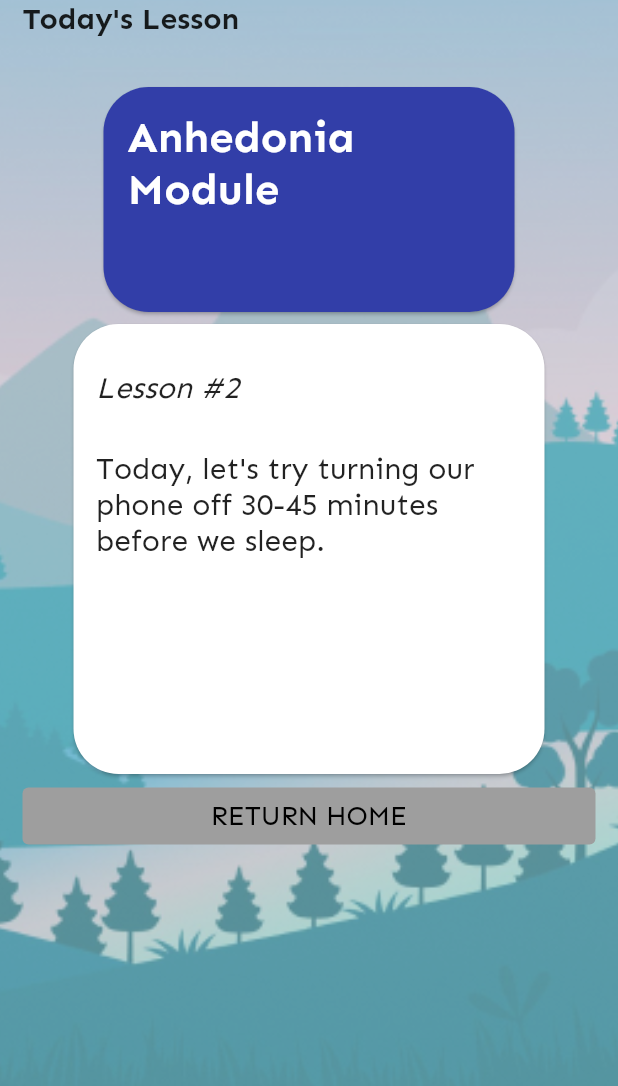
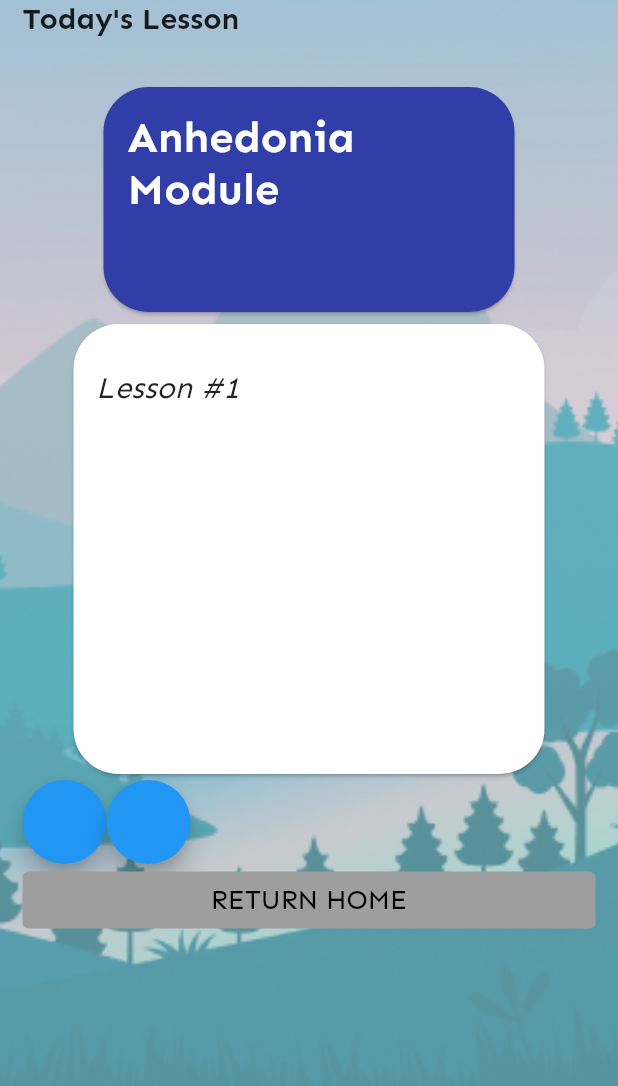
Before and after one commit to charlieblindsay/better, a Flutter app: the LessonScreen screen opened directly with empty values, on a phone screen of 412 x 824 dp, the part 132-1218 px from its top. Run offline on Flutter 3.47's test engine with Material 2 defaults, Android fonts, the phone set to English and light mode, and no system bars; our stand-ins replace firebase_core, firebase_messaging, flutter_local_notifications, flutter_spinkit, get_it, shared_preferences; accounts and stored records are empty.

Commit message:
almost finished with lesson class

```diff
--- a/lib/models/plan_brain.dart
+++ b/lib/models/plan_brain.dart
@@ -1,33 +1,43 @@
-import 'package:flutter/material.dart';
 
-List<String> symptomsList = [
-  'Anhedonia',
-  'Low mood',
-  'Low energy',
-  'Sleep',
-  'Appetite',
-  'Anxiety',
-  'Self Esteem',
-  'Loss of libido',
-  'Isolation',
-  'Physical Pain'
+
+List<Map<String, String>> symptomsList = [
+ {'symptom': 'Anhedonia', 'description': 'Lorem Ipsum is simply dummy text of the printing and typesetting industry'},
+  {'symptom': 'Low mood', 'description': 'Lorem Ipsum is simply dummy text of the printing and typesetting industry'},
+  {'symptom': 'Low energy', 'description': 'Lorem Ipsum is simply dummy text of the printing and typesetting industry'},
+  {'symptom': 'Sleep', 'description': 'Lorem Ipsum is simply dummy text of the printing and typesetting industry'},
+  {'symptom': 'Appetite', 'description': 'Lorem Ipsum is simply dummy text of the printing and typesetting industry'},
+  {'symptom': 'Anxiety', 'description': 'Lorem Ipsum is simply dummy text of the printing and typesetting industry'},
+  {'symptom': 'Self Esteem', 'description': 'Lorem Ipsum is simply dummy text of the printing and typesetting industry'},
+  {'symptom': 'Loss of libido', 'description': 'Lorem Ipsum is simply dummy text of the printing and typesetting industry'},
+  {'symptom': 'Isolation', 'description': 'Lorem Ipsum is simply dummy text of the printing and typesetting industry'},
+  {'symptom': 'Physical Pain', 'description': 'Lorem Ipsum is simply dummy text of the printing and typesetting industry'},
 ];
 
-List<String> symptomsDescriptionsList = [
-  'Lorem Ipsum is simply dummy text of the printing and typesetting industry',
-  '14 lesson course teaching you how to create sustained improved change in your mood',
-  'Lorem Ipsum is simply dummy text of the printing and typesetting industry',
-  '14 lesson course aimed at improving sleep quality and sleeping practices',
-  'Lorem Ipsum is simply dummy text of the printing and typesetting industry',
-  'Lorem Ipsum is simply dummy text of the printing and typesetting industry',
-  'Lorem Ipsum is simply dummy text of the printing and typesetting industry',
-  'Lorem Ipsum is simply dummy text of the printing and typesetting industry',
-  'Lorem Ipsum is simply dummy text of the printing and typesetting industry',
-  'Lorem Ipsum is simply dummy text of the printing and typesetting industry',
-];
-
-List<String> frequencyOptions = [
-  'Everyday',
-  'Once every 2 days',
-  'Once a fortnite'
-];
+Map<String, List<String>> lessonsLists = {
+ 'Anhedonia': ['Lorem','Lorem','Lorem',],
+ 'Low mood': ['Lorem','Lorem','Lorem',],
+ 'Low energy': ['Lorem','Lorem','Lorem',],
+ 'Sleep': [
+'The first step to improving your sleep is to understand it a little better; we recommend watching Professor Matthew Walker in this short 5 minute video that explains what the 4 stages of sleep are and how they contribute to recovery!',
+'Creating a consistent sleeping routine is an essential first step in improving sleep quality, so for the next 2 weeks: 1. Pick a regular 1 - 2 hour time window (e.g. 9 - 11pm) to go to bed (setting a “to bed” alarm can help this) 2. Choose a regular 1 - 2 hour time window (e.g. 8 - 9am) to wake up at. Make sure the windows are at least 9 hours apart, to ensure you get (at least) a full 8 hours of sleep!',
+'One of the best ways to ease yourself to sleep is by having a wind-down routine; it takes time for your brain to gradually descend into a sleep conducive state. Let’s try doing something relaxing (like read a book or meditate) for the last 30 mins before you fall asleep!',
+'Lorem Ipsum is simply dummy text of the printing and typesetting industry. Lorem Ipsum has been the industry\'s standard dummy text ever since the 1500s, when an unknown printer took a galley of type and scrambled it to make a type specimen book.',
+'Lorem Ipsum is simply dummy text of the printing and typesetting industry. Lorem Ipsum has been the industry\'s standard dummy text ever since the 1500s, when an unknown printer took a galley of type and scrambled it to make a type specimen book.',
+'Lorem Ipsum is simply dummy text of the printing and typesetting industry. Lorem Ipsum has been the industry\'s standard dummy text ever since the 1500s, when an unknown printer took a galley of type and scrambled it to make a type specimen book.',
+'Lorem Ipsum is simply dummy text of the printing and typesetting industry. Lorem Ipsum has been the industry\'s standard dummy text ever since the 1500s, when an unknown printer took a galley of type and scrambled it to make a type specimen book.',
+'Lorem Ipsum is simply dummy text of the printing and typesetting industry. Lorem Ipsum has been the industry\'s standard dummy text ever since the 1500s, when an unknown printer took a galley of type and scrambled it to make a type specimen book.',
+'Lorem Ipsum is simply dummy text of the printing and typesetting industry. Lorem Ipsum has been the industry\'s standard dummy text ever since the 1500s, when an unknown printer took a galley of type and scrambled it to make a type specimen book.',
+'Lorem Ipsum is simply dummy text of the printing and typesetting industry. Lorem Ipsum has been the industry\'s standard dummy text ever since the 1500s, when an unknown printer took a galley of type and scrambled it to make a type specimen book.',
+'Lorem Ipsum is simply dummy text of the printing and typesetting industry. Lorem Ipsum has been the industry\'s standard dummy text ever since the 1500s, when an unknown printer took a galley of type and scrambled it to make a type specimen book.',
+'Lorem Ipsum is simply dummy text of the printing and typesetting industry. Lorem Ipsum has been the industry\'s standard dummy text ever since the 1500s, when an unknown printer took a galley of type and scrambled it to make a type specimen book.',
+'Lorem Ipsum is simply dummy text of the printing and typesetting industry. Lorem Ipsum has been the industry\'s standard dummy text ever since the 1500s, when an unknown printer took a galley of type and scrambled it to make a type specimen book.',
+'Lorem Ipsum is simply dummy text of the printing and typesetting industry. Lorem Ipsum has been the industry\'s standard dummy text ever since the 1500s, when an unknown printer took a galley of type and scrambled it to make a type specimen book.',
+'Lorem Ipsum is simply dummy text of the printing and typesetting industry. Lorem Ipsum has been the industry\'s standard dummy text ever since the 1500s, when an unknown printer took a galley of type and scrambled it to make a type specimen book.',
+],
+ 'Appetite': ['Lorem','Lorem','Lorem',],
+ 'Anxiety': ['Lorem','Lorem','Lorem',],
+ 'Self Esteem': ['Lorem','Lorem','Lorem',],
+ 'Loss of libido': ['Lorem','Lorem','Lorem',],
+ 'Isolation': ['Lorem','Lorem','Lorem',],
+ 'Physical Pain': ['Lorem','Lorem','Lorem',],
+};
--- a/lib/screens/design_plan_screen.dart
+++ b/lib/screens/design_plan_screen.dart
@@ -67,12 +67,12 @@ class _DesignPlanScreenState extends State<DesignPlanScreen> {
                                 int symptomIndex = await sharedPreferencesService.getSymptomIndex();
                                 Navigator.push(context,
                                     MaterialPageRoute(builder: (context) {
-                                      return LessonScreen(
+                                      return SchedulePlanScreen(
                                         symptomIndex: symptomIndex,
                                       );
                                     }));
                               },
-                              child: Text('${symptomsList[index]}')),
+                              child: Text('${symptomsList[index]['symptom']}')),
                           // trailing: Visibility(
                           //     visible: false,
                           //     maintainSize: true,
--- a/lib/screens/lesson_screen.dart
+++ b/lib/screens/lesson_screen.dart
@@ -2,17 +2,32 @@ import 'package:flutter/material.dart';
 import 'package:bettr_mvp/models/plan_brain.dart';
 import 'package:bettr_mvp/constants.dart';
 import 'package:bettr_mvp/screens/home_screen.dart';
+import 'package:bettr_mvp/models/lesson_brain.dart';
+
+int currentLessonIndexCopy;
+String currentLessonCopy;
 
 class LessonScreen extends StatefulWidget {
   final int symptomIndex;
+  final String currentLesson;
+  final int currentLessonIndex;
 
-  LessonScreen({this.symptomIndex});
+  LessonScreen({this.symptomIndex, this.currentLesson, this.currentLessonIndex});
 
   @override
   _LessonScreenState createState() => _LessonScreenState();
 }
 
 class _LessonScreenState extends State<LessonScreen> {
+
+  @override
+  void initState() {
+    // TODO: implement initState
+    super.initState();
+    currentLessonIndexCopy = widget.currentLessonIndex;
+    currentLessonCopy = widget.currentLesson;
+
+  }
   @override
   Widget build(BuildContext context) {
     return Scaffold(
@@ -60,7 +75,7 @@ class _LessonScreenState extends State<LessonScreen> {
                                     Expanded(
                                       flex: 2,
                                       child: Text(
-                                        '${symptomsList[widget.symptomIndex]} Module',
+                                        '${symptomsList[widget.symptomIndex]['symptom']} Module',
                                         style: kMainTextBold.copyWith(
                                             color: Colors.white, fontSize: 29),
                                       ),
@@ -80,6 +95,7 @@ class _LessonScreenState extends State<LessonScreen> {
                             borderRadius: BorderRadius.circular(30)),
                         child: Container(
                             height: 300,
+                            child: SingleChildScrollView(
                               child: Column(children: [
                                 Padding(
                                   padding:
@@ -88,7 +104,7 @@ class _LessonScreenState extends State<LessonScreen> {
                                     mainAxisAlignment: MainAxisAlignment.start,
                                     children: [
                                       Text(
-                                      'Lesson #2',
+                                        'Lesson #${currentLessonIndexCopy+1}',
                                         style: kMainText.copyWith(
                                             fontSize: 20,
                                             fontStyle: FontStyle.italic),
@@ -98,14 +114,35 @@ class _LessonScreenState extends State<LessonScreen> {
                                 ),
                                 Padding(
                                   padding:
-                                    const EdgeInsets.fromLTRB(15, 30, 15, 0),
+                                      const EdgeInsets.fromLTRB(15, 30, 15, 15),
                                   child: Text(
-                                  'Today, let\'s try turning our phone off 30-45 minutes before we sleep.',
+                                    currentLessonCopy,
                                     style: kMainText.copyWith(fontSize: 20),
                                   ),
                                 ),
-                            ]))),
+                              ]),
+                            ))),
                   ),
+                  Row(children: [
+                    FloatingActionButton(onPressed: () async{
+                      Lesson currentLessonClass = Lesson(symptomIndex: widget.symptomIndex);
+                      int newLessonIndex = await currentLessonClass.changeCurrentLessonIndex(increment: false);
+                      String newLesson = currentLessonClass.getCurrentLesson(newLessonIndex);
+                      setState(() {
+                        currentLessonCopy = newLesson;
+                        currentLessonIndexCopy -= 1;
+                      });
+                    }),
+                    FloatingActionButton(onPressed: () async{
+                      Lesson currentLessonClass = Lesson(symptomIndex: widget.symptomIndex);
+                      int newLessonIndex = await currentLessonClass.changeCurrentLessonIndex(increment: true);
+                      String newLesson = currentLessonClass.getCurrentLesson(newLessonIndex);
+                      setState(() {
+                        currentLessonCopy = newLesson;
+                        currentLessonIndexCopy += 1;
+                      });
+                    })
+                  ],),
                   TextButton(
                     onPressed: () async {
                       Navigator.push(context,
--- a/lib/services/shared_preferences_service.dart
+++ b/lib/services/shared_preferences_service.dart
@@ -7,9 +7,7 @@ class SharedPreferencesService {
   Future<bool> lessonButtonVisibilityFunction() async{
     final prefs = await SharedPreferences.getInstance();
     final symptomIndex = prefs.getInt('symptomIndex');
-    final selectedFrequency = prefs.getString('frequency');
-    final selectedTimeOfDay = prefs.getString('timeOfDay');
-    if(symptomIndex == null || selectedFrequency == null || selectedTimeOfDay == null){
+    if(symptomIndex == null){
       return false;
     }
     else{
@@ -36,4 +34,6 @@ class SharedPreferencesService {
     await prefs.setInt('symptomIndex', index);
   }
 
+
+
 }
```
Also changed, not shown: lib/lessons/sleep_lessons.dart (deleted, +0 -17 lines), lib/models/lesson_brain.dart (added, +44 -0 lines), lib/screens/home_screen.dart (+6 -1 lines), lib/screens/schedule_plan_screen.dart (+78 -71 lines), lib/screens/start_screen.dart (+6 -2 lines), 1 other file. Lines whose indentation alone changed are shown as unchanged.
